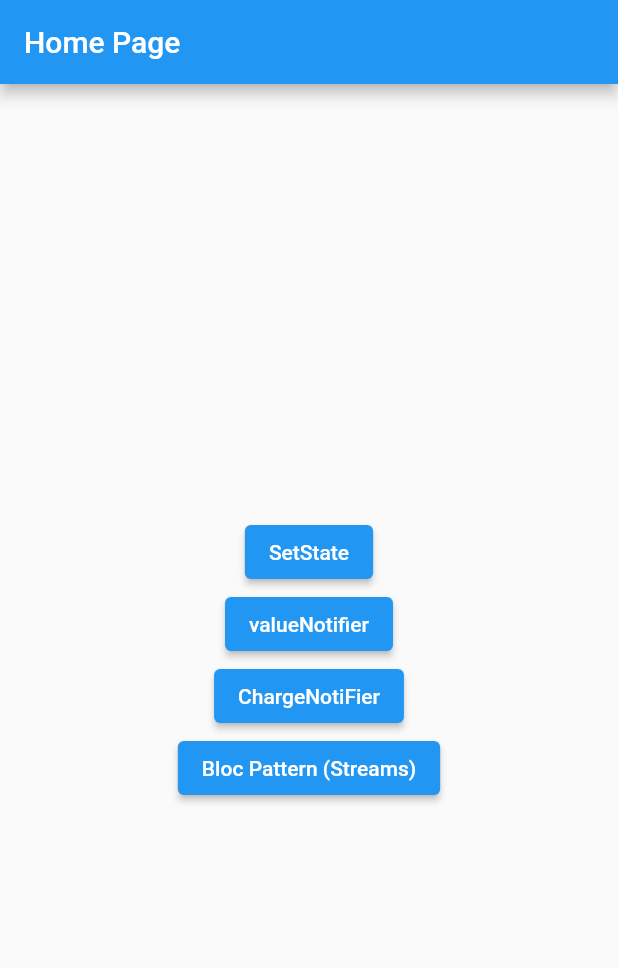
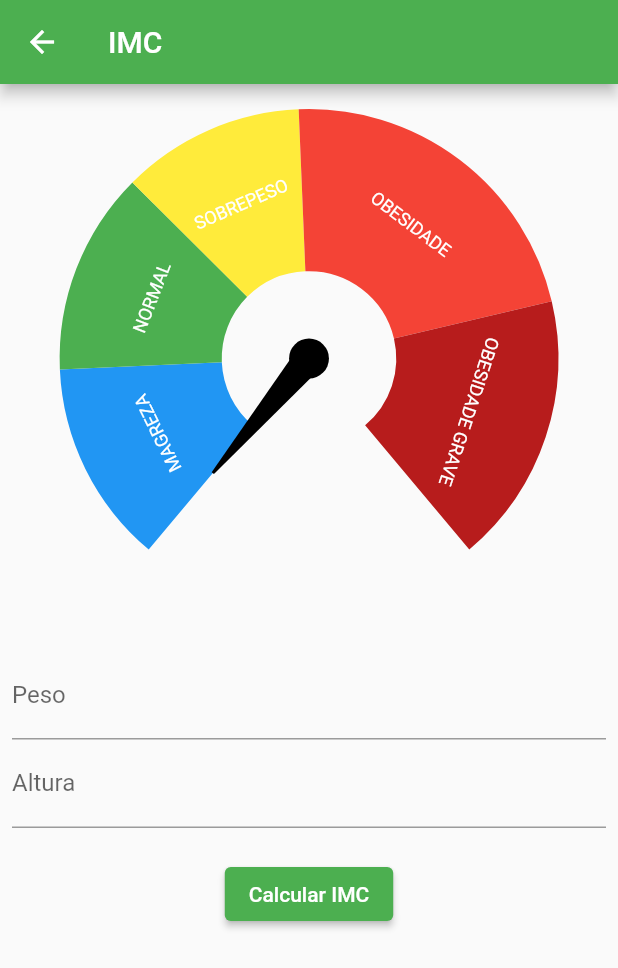
Before and after one commit to AllanRanier/flutter_default_state_manager, a Flutter app: the screen it shows after launch, after a tap on "SetState", on a phone screen of 412 x 824 dp. Shown: the top 968 px of the screen. Run offline on Flutter 3.47's test engine with Material 2 defaults, Android fonts, the phone set to English and light mode, and no system bars; drawn by our look-alikes of syncfusion_flutter_gauges; our stand-ins replace currency_text_input_formatter.

Commit message:
setState

```diff
--- a/lib/home/home_page.dart
+++ b/lib/home/home_page.dart
@@ -1,7 +1,14 @@
 import 'package:flutter/material.dart';
+import 'package:flutter_default_state_manager/setState/imc_setstate_page.dart';
 
 class HomePage extends StatelessWidget {
   const HomePage({Key? key}) : super(key: key);
+
+  void _goToPage(BuildContext context, Widget page){
+    Navigator.of(context).push(
+      MaterialPageRoute(builder: (context) => page,)
+    );
+  }
 
   @override
   Widget build(BuildContext context) {
@@ -14,7 +21,7 @@ class HomePage extends StatelessWidget {
           mainAxisAlignment: MainAxisAlignment.center,
           children: [
             ElevatedButton(
-              onPressed: () {},
+              onPressed: () => _goToPage(context, ImcSetstatePage()),
               child: Text('SetState'),
             ),
             ElevatedButton(
--- a/lib/main.dart
+++ b/lib/main.dart
@@ -15,7 +15,7 @@ class MyApp extends StatelessWidget {
       debugShowCheckedModeBanner: false,
       title: 'Flutter Demo',
       theme: ThemeData(
-        primarySwatch: Colors.blue,
+        primarySwatch: Colors.green,
       ),
       home: const HomePage(),
     );
--- /dev/null
+++ b/lib/setState/imc_setstate_page.dart
@@ -0,0 +1,119 @@
+import 'dart:math';
+
+import 'package:currency_text_input_formatter/currency_text_input_formatter.dart';
+import 'package:flutter/material.dart';
+import 'package:flutter_default_state_manager/widgets/imc_gauge.dart';
+import 'package:intl/intl.dart';
+
+class ImcSetstatePage extends StatefulWidget {
+  const ImcSetstatePage({Key? key}) : super(key: key);
+
+  @override
+  State<ImcSetstatePage> createState() => _ImcSetstatePageState();
+}
+
+class _ImcSetstatePageState extends State<ImcSetstatePage> {
+  final pesoEC = TextEditingController();
+  final alturaEC = TextEditingController();
+  final formKey = GlobalKey<FormState>();
+
+  var imc = 0.0;
+
+  Future<void> _calcularIMC(
+      {required double peso, required double altura}) async {
+    setState(() {
+      imc = 0.0;
+    });
+
+    await Future.delayed(Duration(seconds: 1));
+
+    setState(() {
+      imc = peso / pow(altura, 2);
+    });
+  }
+
+  @override
+  void dispose() {
+    pesoEC.dispose();
+    alturaEC.dispose();
+    super.dispose();
+  }
+
+  @override
+  Widget build(BuildContext context) {
+    return Scaffold(
+      appBar: AppBar(
+        title: const Text('IMC'),
+      ),
+      body: SingleChildScrollView(
+        padding: const EdgeInsets.all(8.0),
+        child: Form(
+          key: formKey,
+          child: Column(
+            children: [
+              ImcGauge(imc: imc),
+              SizedBox(
+                height: 20,
+              ),
+              TextFormField(
+                  controller: pesoEC,
+                  keyboardType: TextInputType.number,
+                  decoration: InputDecoration(labelText: 'Peso'),
+                  inputFormatters: [
+                    CurrencyTextInputFormatter(
+                      locale: 'pt_BR',
+                      symbol: '',
+                      turnOffGrouping: true,
+                      decimalDigits: 2,
+                    ),
+                  ],
+                  validator: (String? value) {
+                    if (value == null || value.isEmpty) {
+                      return 'Peso Obrigatório';
+                    }
+                  }),
+              TextFormField(
+                  controller: alturaEC,
+                  keyboardType: TextInputType.number,
+                  decoration: InputDecoration(labelText: 'Altura'),
+                  inputFormatters: [
+                    CurrencyTextInputFormatter(
+                      locale: 'pt_BR',
+                      symbol: '',
+                      turnOffGrouping: true,
+                      decimalDigits: 2,
+                    ),
+                  ],
+                  validator: (String? value) {
+                    if (value == null || value.isEmpty) {
+                      return 'Altura Obrigatório';
+                    }
+                  }),
+              SizedBox(
+                height: 20,
+              ),
+              ElevatedButton(
+                onPressed: () {
+                  var formValid = formKey.currentState?.validate() ?? false;
+
+                  if (formValid) {
+                    var formatter = NumberFormat.simpleCurrency(
+                        locale: 'pt_BR', decimalDigits: 2);
+
+                    double peso = formatter.parse(pesoEC.text) as double;
+                    double altura = formatter.parse(alturaEC.text) as double;
+
+                    print(peso);
+                    print(altura);
+                    _calcularIMC(peso: peso, altura: altura);
+                  }
+                },
+                child: Text('Calcular IMC'),
+              ),
+            ],
+          ),
+        ),
+      ),
+    );
+  }
+}
--- /dev/null
+++ b/lib/template.dart
@@ -0,0 +1,75 @@
+import 'package:currency_text_input_formatter/currency_text_input_formatter.dart';
+import 'package:flutter/material.dart';
+import 'package:flutter_default_state_manager/widgets/imc_gauge.dart';
+import 'package:flutter_default_state_manager/widgets/imc_gauge_range.dart';
+import 'package:syncfusion_flutter_gauges/gauges.dart';
+
+class ImcSetstatePage extends StatefulWidget {
+  const ImcSetstatePage({Key? key}) : super(key: key);
+
+  @override
+  State<ImcSetstatePage> createState() => _ImcSetstatePageState();
+}
+
+class _ImcSetstatePageState extends State<ImcSetstatePage> {
+  final pesoEC = TextEditingController();
+  final alturaEC = TextEditingController();
+  @override
+  void dispose() {
+    pesoEC.dispose();
+    alturaEC.dispose();
+    super.dispose();
+  }
+  @override
+  Widget build(BuildContext context) {
+    return Scaffold(
+      appBar: AppBar(
+        title: const Text('IMC'),
+      ),
+      body: SingleChildScrollView(
+        padding: const EdgeInsets.all(8.0),
+        child: Column(
+          children: [
+            ImcGauge(imc: 0),
+            SizedBox(
+              height: 20,
+            ),
+            TextFormField(
+              controller: pesoEC,
+              keyboardType: TextInputType.number,
+              decoration: InputDecoration(labelText: 'Peso'),
+              inputFormatters: [
+                CurrencyTextInputFormatter(
+                  locale: 'pt_BR',
+                  symbol: '',
+                  turnOffGrouping: true,
+                  decimalDigits: 2,
+                ),
+              ],
+            ),
+            TextFormField(
+              controller: alturaEC,
+              keyboardType: TextInputType.number,
+              decoration: InputDecoration(labelText: 'Altura'),
+              inputFormatters: [
+                CurrencyTextInputFormatter(
+                  locale: 'pt_BR',
+                  symbol: '',
+                  turnOffGrouping: true,
+                  decimalDigits: 2,
+                ),
+              ],
+            ),
+            SizedBox(
+              height: 20,
+            ),
+            ElevatedButton(
+              onPressed: () {},
+              child: Text('Calcular IMC'),
+            ),
+          ],
+        ),
+      ),
+    );
+  }
+}
--- /dev/null
+++ b/lib/widgets/imc_gauge.dart
@@ -0,0 +1,50 @@
+import 'package:flutter/material.dart';
+import 'package:flutter_default_state_manager/widgets/imc_gauge_range.dart';
+import 'package:syncfusion_flutter_gauges/gauges.dart';
+
+class ImcGauge extends StatelessWidget {
+  final double imc;
+  const ImcGauge({Key? key, required this.imc}) : super(key: key);
+
+  @override
+  Widget build(BuildContext context) {
+    return SfRadialGauge(
+      axes: [
+        RadialAxis(
+          showLabels: false,
+          showAxisLine: false,
+          showTicks: false,
+          minimum: 12.5,
+          maximum: 47.9,
+          ranges: [
+            ImcGaugeRange(
+                color: Colors.blue, start: 12.5, end: 18.5, label: 'MAGREZA'),
+            ImcGaugeRange(
+                color: Colors.green, start: 18.5, end: 24.5, label: 'NORMAL'),
+            ImcGaugeRange(
+                color: Colors.yellow,
+                start: 24.5,
+                end: 29.9,
+                label: 'SOBREPESO'),
+            ImcGaugeRange(
+                color: Colors.red[500]!,
+                start: 29.9,
+                end: 39.9,
+                label: 'OBESIDADE'),
+            ImcGaugeRange(
+                color: Colors.red[900]!,
+                start: 39.9,
+                end: 47.9,
+                label: 'OBESIDADE GRAVE'),
+          ],
+          pointers: [
+            NeedlePointer(
+              value: imc,
+              enableAnimation: true,
+            )
+          ],
+        ),
+      ],
+    );
+  }
+}
--- /dev/null
+++ b/lib/widgets/imc_gauge_range.dart
@@ -0,0 +1,22 @@
+import 'package:flutter/material.dart';
+import 'package:syncfusion_flutter_gauges/gauges.dart';
+
+class ImcGaugeRange extends GaugeRange {
+  ImcGaugeRange({
+    required Color color,
+    required double start,
+    required double end,
+    required String label,
+  }) : super(
+    startValue: start,
+    endValue: end,
+    color: color,
+    label: label,
+    sizeUnit: GaugeSizeUnit.factor,
+    labelStyle: GaugeTextStyle(
+      fontFamily: 'Times', fontSize: 12
+    ),
+    startWidth: 0.65,
+    endWidth: 0.65
+  );
+}
--- a/pubspec.yaml
+++ b/pubspec.yaml
@@ -31,6 +31,7 @@ dependencies:
     sdk: flutter
   syncfusion_flutter_gauges: ^20.2.40
   currency_text_input_formatter: ^2.1.7
+  intl: ^0.17.0
 
 
   # The following adds the Cupertino Icons font to your application.
```
Also changed, not shown: pubspec.lock.
